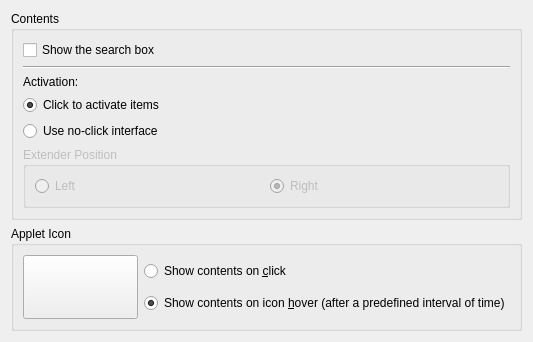
Before: the Qt Designer form applets/lancelot/app/src/parts/LancelotPartConfigBase.ui in KDE/kdeplasma-addons, drawn with Qt 5.
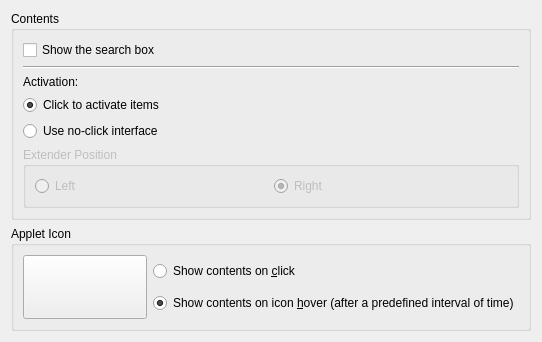
After: the same form once the commit is applied. Custom widgets are drawn as their Qt base class.

Commit message: No more krazy problems

Patch:
```diff
--- a/applets/lancelot/app/src/parts/LancelotPartConfigBase.ui
+++ b/applets/lancelot/app/src/parts/LancelotPartConfigBase.ui
@@ -6,8 +6,8 @@
    <rect>
     <x>0</x>
     <y>0</y>
-    <width>533</width>
-    <height>328</height>
+    <width>542</width>
+    <height>335</height>
    </rect>
   </property>
   <layout class="QVBoxLayout" name="verticalLayout_2">
@@ -119,11 +119,11 @@
           <height>64</height>
          </size>
         </property>
-        <property name="icon">
-         <string>lancelot-part</string>
-        </property>
         <property name="iconSize">
-         <number>48</number>
+         <size>
+          <width>16</width>
+          <height>16</height>
+         </size>
         </property>
        </widget>
       </item>
```
Left out of the diff: 6 changed lines with no effect on the pictures. The commit also changes 2 other files.
